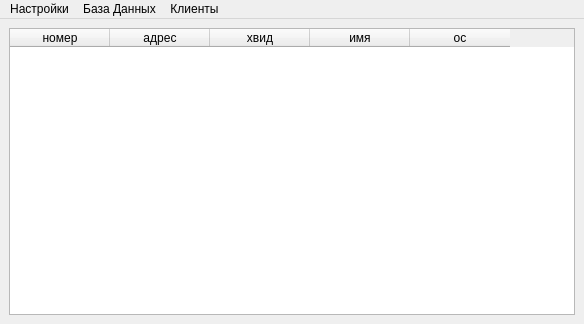
The window that server/mwindow.ui (techkote/RAT_WINAPI) describes before a commit, drawn with Qt 5.
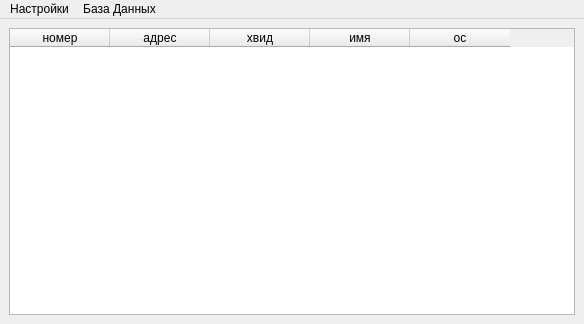
The same window after the commit.

Diff of the .ui file:
```diff
--- a/server/mwindow.ui
+++ b/server/mwindow.ui
@@ -66,15 +66,8 @@
      <string>База Данных</string>
     </property>
    </widget>
-   <widget class="QMenu" name="menu_2">
-    <property name="title">
-     <string>Клиенты</string>
-    </property>
-    <addaction name="OnlineRecv"/>
-   </widget>
    <addaction name="menuCreate_Build"/>
    <addaction name="menu"/>
-   <addaction name="menu_2"/>
   </widget>
   <action name="CreateBuild">
    <property name="text">
```
